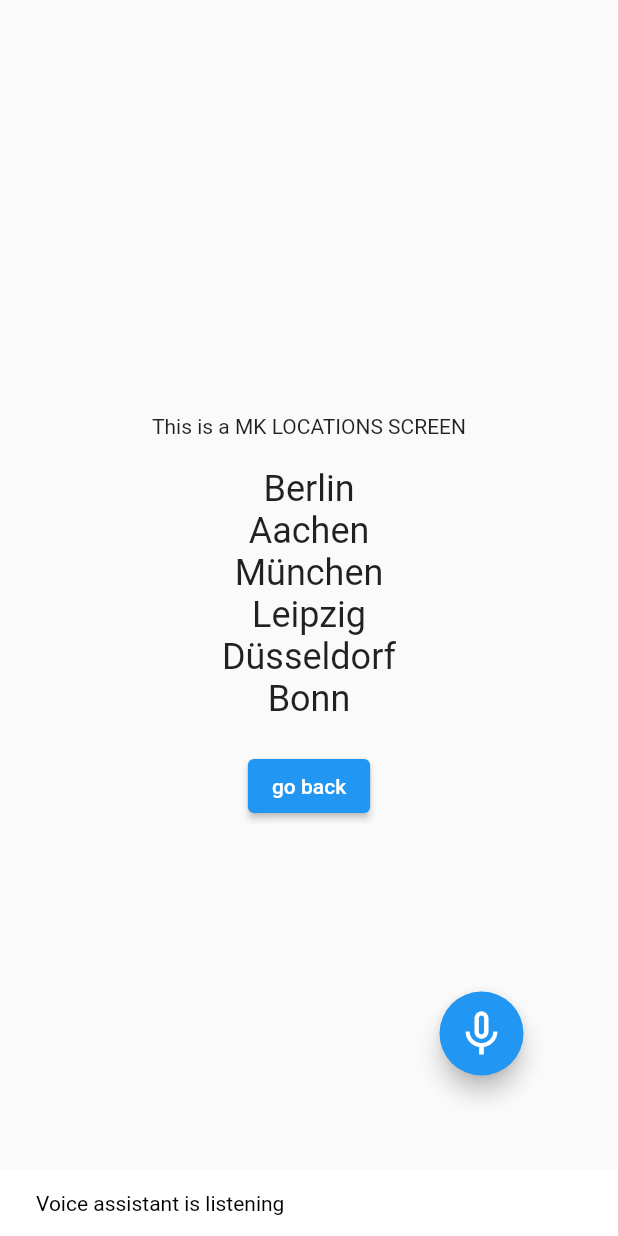
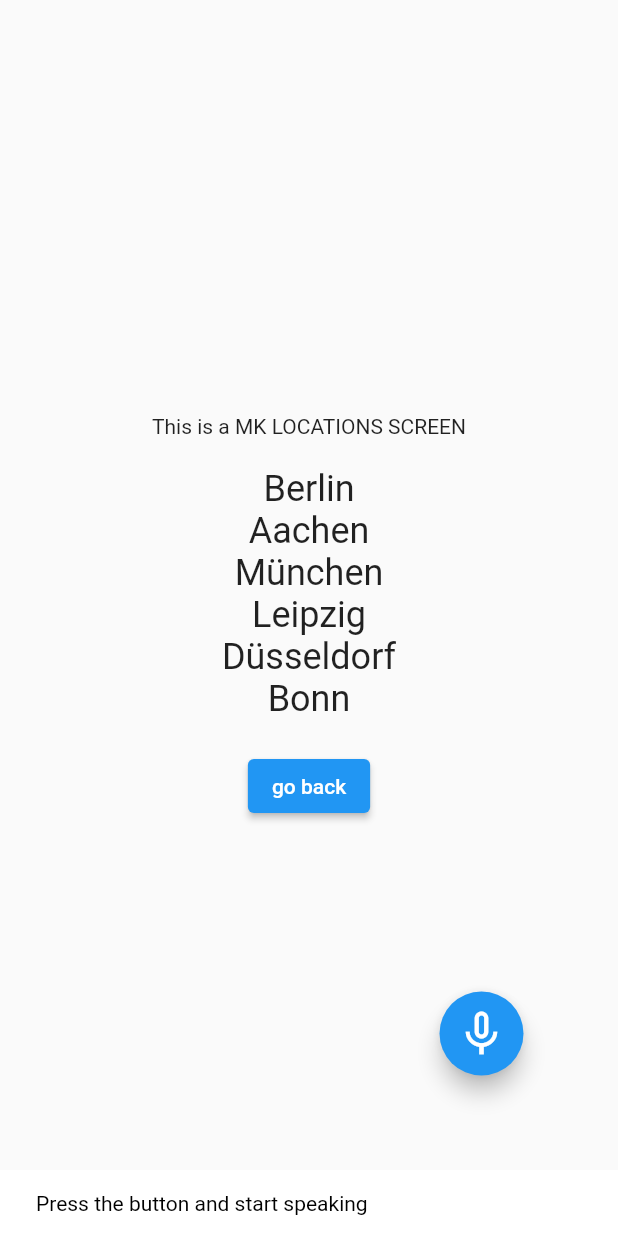
Before and after one commit to mkprogrammer15/speech_to_text_assist, a Flutter app: the LocationsScreen screen opened by its route, after a tap on the "mic none" icon, on a phone screen of 412 x 824 dp. Run offline on Flutter 3.47's test engine with Material 2 defaults, Android fonts, the light colour scheme and no system bars; drawn by our look-alikes of avatar_glow; our stand-ins replace bloc, cloud_firestore, equatable, firebase_core, flutter_bloc, speech_to_text and 1 more; missing offline and left inert: shake; accounts and stored records are empty.

Commit message:
added text in a snackbar

```diff
--- a/lib/screens/emails_screen.dart
+++ b/lib/screens/emails_screen.dart
@@ -44,7 +44,7 @@ class _EmailsScreenState extends State<EmailsScreen> with VoiceLogic {
               Align(
                 alignment: Alignment.center,
                 child: SubstringHighlight(
-                  text: VoiceLogic.text,
+                  text: VoiceLogic.text.value,
                   terms: Command.all,
                   textStyle: const TextStyle(
                     fontSize: 24,
--- a/lib/voice_logic.dart
+++ b/lib/voice_logic.dart
@@ -1,4 +1,3 @@
-import 'package:audioplayers/audioplayers.dart';
 import 'package:flutter/material.dart';
 import 'package:speech_to_text_my_app/speech_api.dart';
 import 'package:speech_to_text_my_app/utils.dart';
@@ -6,7 +5,9 @@ import 'package:speech_to_text_my_app/utils.dart';
 mixin VoiceLogic<T extends StatefulWidget> on State<T> {
   static var cities = ValueNotifier<List<String>>(['Berlin', 'Aachen', 'München', 'Leipzig', 'Düsseldorf', 'Bonn']);
   static bool isListening = false;
-  static String text = 'Press the button and start speaking';
+
+  static var text = ValueNotifier<String>('Press the button and start speaking');
+  //static String text = 'Press the button and start speaking';
   static String textFieldInput = '';
 
   static final scrollController = ScrollController();
@@ -14,8 +15,8 @@ mixin VoiceLogic<T extends StatefulWidget> on State<T> {
   static List<String> textFieldList = [];
   static List<MultiTextFieldModel> multiTextFieldModelList = [];
 
-  static List textFieldNameDE = <String>['name', 'telefon'];
-  static List textFieldNameEN = <String>['name', 'phone'];
+  static List textFieldNameDE = <String>['name', 'telefon', 'kommentar'];
+  static List textFieldNameEN = <String>['name', 'phone', 'comment'];
 
   static void getAllTextFields() {
     for (int i = 0; i < VoiceLogic.textFieldList.length; i++) {
@@ -30,23 +31,26 @@ mixin VoiceLogic<T extends StatefulWidget> on State<T> {
   }
 
   Future toggleRecording(BuildContext context) {
-    ScaffoldMessenger.of(context).showSnackBar(const SnackBar(
-      content: Text(
-        'Voice assistant is listening',
-        style: TextStyle(color: Colors.black),
+    ScaffoldMessenger.of(context).showSnackBar(SnackBar(
+      content: ValueListenableBuilder(
+        valueListenable: VoiceLogic.text,
+        builder: (context, value, child) => Text(
+          VoiceLogic.text.value,
+          style: const TextStyle(color: Colors.black),
+        ),
       ),
-      duration: Duration(seconds: 2),
+      duration: const Duration(seconds: 7),
       backgroundColor: Colors.white,
-      shape: RoundedRectangleBorder(),
+      shape: const RoundedRectangleBorder(),
     ));
     return SpeechApi.record(
-      onResult: (text) => setState(() => VoiceLogic.text = text),
+      onResult: (text) => setState(() => VoiceLogic.text.value = text),
       onListening: (isListening) {
         // setState(() => this.isListening = isListening);
         if (!isListening && VoiceLogic.isListening) {
           //&& this.isListening
           Future.delayed(const Duration(seconds: 1), () {
-            Utils.scanText(text, context);
+            Utils.scanText(text.value, context);
           });
         }
         setState(() => VoiceLogic.isListening = isListening);
```
Also changed, not shown: lib/utils.dart (+19 -10 lines).
